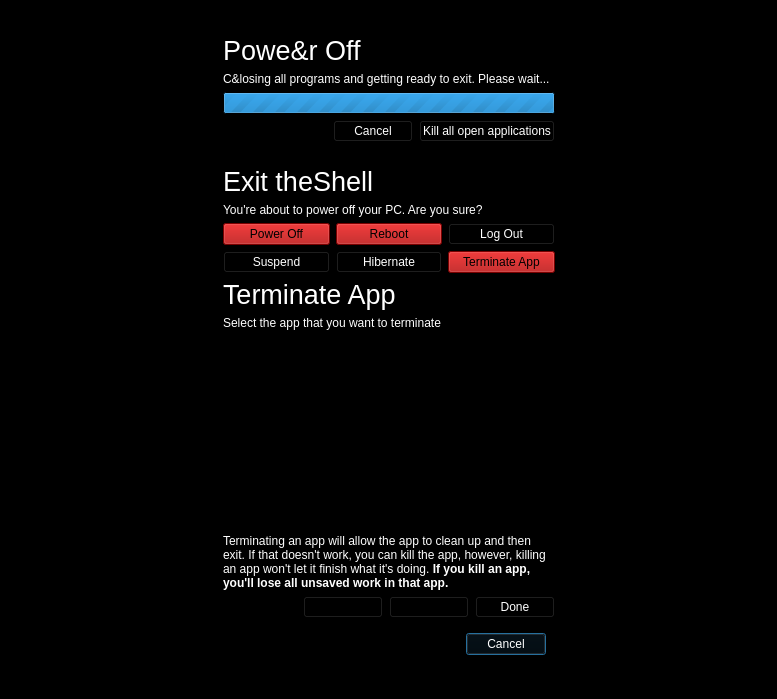
vicr123/theshell, file endsessionwait.ui: the form before one commit.
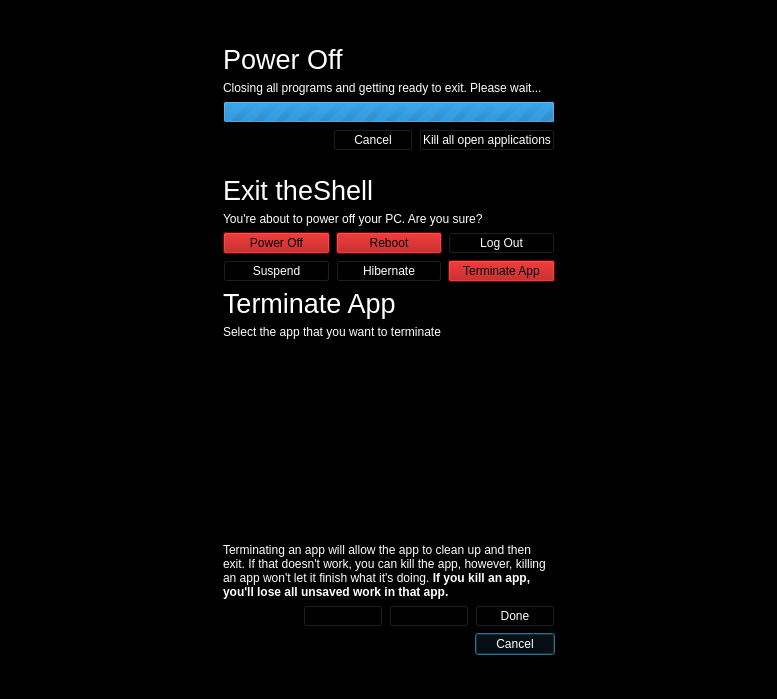
The form after the commit. Icons and pictures are not drawn.

The edit to the form file:
```diff
--- a/endsessionwait.ui
+++ b/endsessionwait.ui
@@ -509,14 +509,14 @@
             </font>
            </property>
            <property name="text">
-            <string>Powe&amp;r Off</string>
+            <string>Power Off</string>
            </property>
           </widget>
          </item>
          <item>
           <widget class="QLabel" name="label_2">
            <property name="text">
-            <string>C&amp;losing all programs and getting ready to exit. Please wait...</string>
+            <string>Closing all programs and getting ready to exit. Please wait...</string>
            </property>
           </widget>
          </item>
@@ -858,6 +858,18 @@
             </sizepolicy>
            </property>
            <layout class="QHBoxLayout" name="horizontalLayout_2">
+            <property name="leftMargin">
+             <number>0</number>
+            </property>
+            <property name="topMargin">
+             <number>0</number>
+            </property>
+            <property name="rightMargin">
+             <number>0</number>
+            </property>
+            <property name="bottomMargin">
+             <number>0</number>
+            </property>
             <item>
              <spacer name="horizontalSpacer_4">
               <property name="orientation">
```
